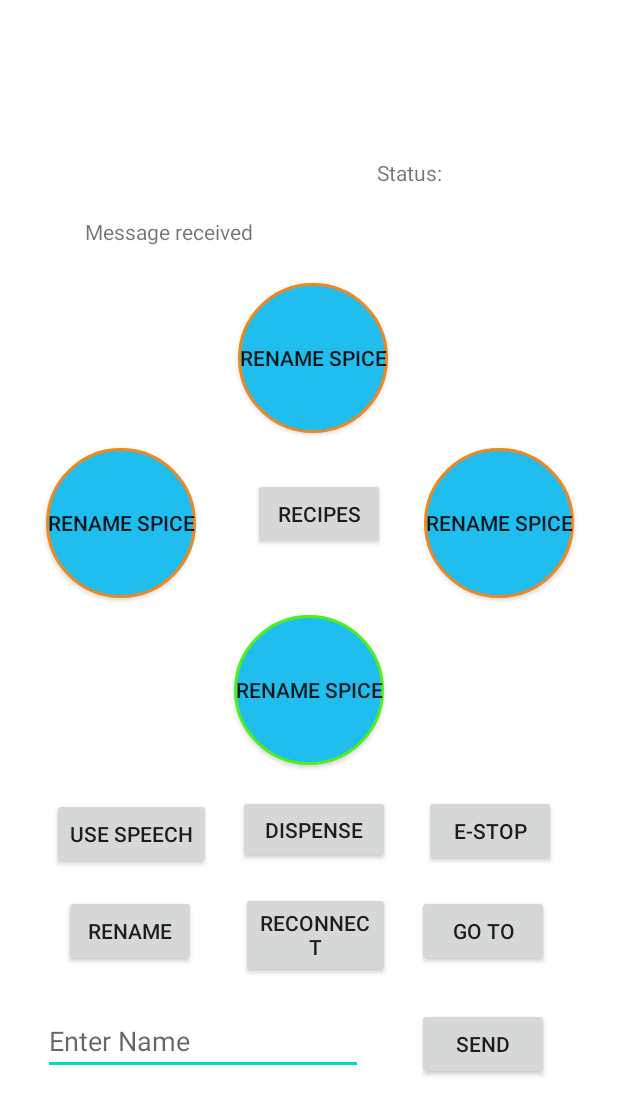
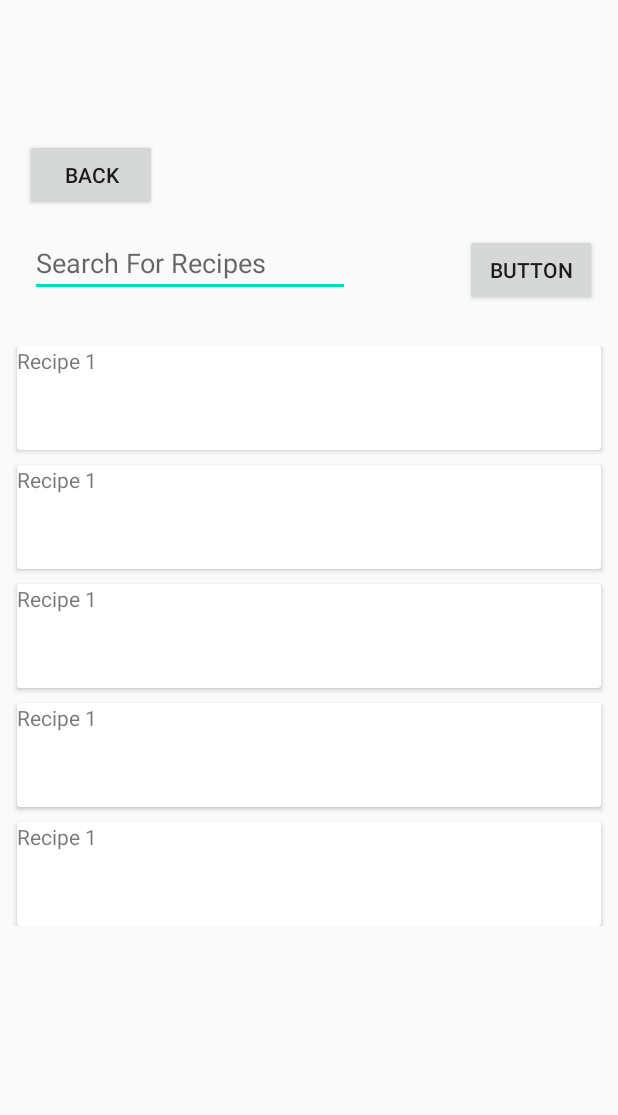
Before and after one commit to thenickster556/Blutoothapp, an Android app: the SpiceAPI screen opened directly, with no data from a screen before it, on a phone screen of 412 x 824 dp. Shown: the top 1115 px of the screen. Run offline under Robolectric (Android 15) with nearby library versions, the phone set to English and light mode, and no system bars.

Commit message:
couple bug fixes

```diff
--- a/app/build.gradle
+++ b/app/build.gradle
@@ -26,6 +26,7 @@ dependencies {
     implementation fileTree(dir: "libs", include: ["*.jar"])
     implementation 'androidx.appcompat:appcompat:1.1.0'
     implementation 'androidx.constraintlayout:constraintlayout:1.1.3'
+    implementation 'androidx.cardview:cardview:1.0.0'
     testImplementation 'junit:junit:4.12'
     androidTestImplementation 'androidx.test.ext:junit:1.1.1'
     androidTestImplementation 'androidx.test.espresso:espresso-core:3.2.0'
--- a/app/src/main/java/com/example/blutooth/MainActivity.java
+++ b/app/src/main/java/com/example/blutooth/MainActivity.java
@@ -49,7 +49,7 @@ import static java.lang.Thread.sleep;
 
 public class MainActivity extends AppCompatActivity {
     private static final UUID MY_UUID = UUID.fromString("00001101-0000-1000-8000-00805F9B34FB");
-    private static final String DEVICE_NAME ="ESP321",FILE_NAME="DispensedSpices.txt";
+    private static final String DEVICE_NAME ="ESP32",FILE_NAME="DispensedSpices.txt";
 
     private static final String STATUS = "Status: ",LEFT ="1",RIGHT="2",DISPENSE ="3",DISPENSE_DONE="Finished Dispensing",MOVE_LEFT="Moving Left",MOVE_RIGHT="Moving Right",STOPPED="Stopped",
             MOVE_RIGHT2="Moving Right*2",DELIMITER="*",STOP="4";
--- a/app/src/main/java/com/example/blutooth/SpiceAPI.java
+++ b/app/src/main/java/com/example/blutooth/SpiceAPI.java
@@ -52,7 +52,7 @@ public class SpiceAPI extends AppCompatActivity {
     @Override
     protected void onCreate(Bundle savedInstanceState) {
         super.onCreate(savedInstanceState);
-        setContentView(R.layout.activity_main);
+        setContentView(R.layout.activity_recipe);
 
         //Simulate getting info from first page
         spiceList.add("Salt");
@@ -102,8 +102,6 @@ public class SpiceAPI extends AppCompatActivity {
                 } catch(IOException e) {
                     httpResponse.setText("API call didn't go through.");
                 }
-
-                while(httpResponse.getText().toString().contains("Something")) ;
 
                 String apiRes = httpResponse.getText().toString();
                 try {
--- a/app/src/main/res/layout/activity_recipe.xml
+++ b/app/src/main/res/layout/activity_recipe.xml
@@ -43,15 +43,22 @@
         android:id="@+id/scroll"
         android:layout_width="409dp"
         android:layout_height="572dp"
-        tools:layout_editor_absoluteX="1dp"
-        tools:layout_editor_absoluteY="158dp">
+        android:layout_marginStart="1dp"
+        android:layout_marginLeft="1dp"
+        android:layout_marginTop="209dp"
+        android:layout_marginEnd="1dp"
+        android:layout_marginRight="1dp"
+        app:layout_constraintBottom_toBottomOf="parent"
+        app:layout_constraintEnd_toEndOf="parent"
+        app:layout_constraintStart_toStartOf="parent"
+        app:layout_constraintTop_toTopOf="parent">
 
         <LinearLayout
             android:id="@+id/linearLayout"
             android:layout_width="match_parent"
             android:layout_height="wrap_content"
-            android:paddingBottom="20dp"
-            android:orientation="vertical">
+            android:orientation="vertical"
+            android:paddingBottom="20dp">
 
             <androidx.cardview.widget.CardView
                 android:id="@+id/card1"
```
